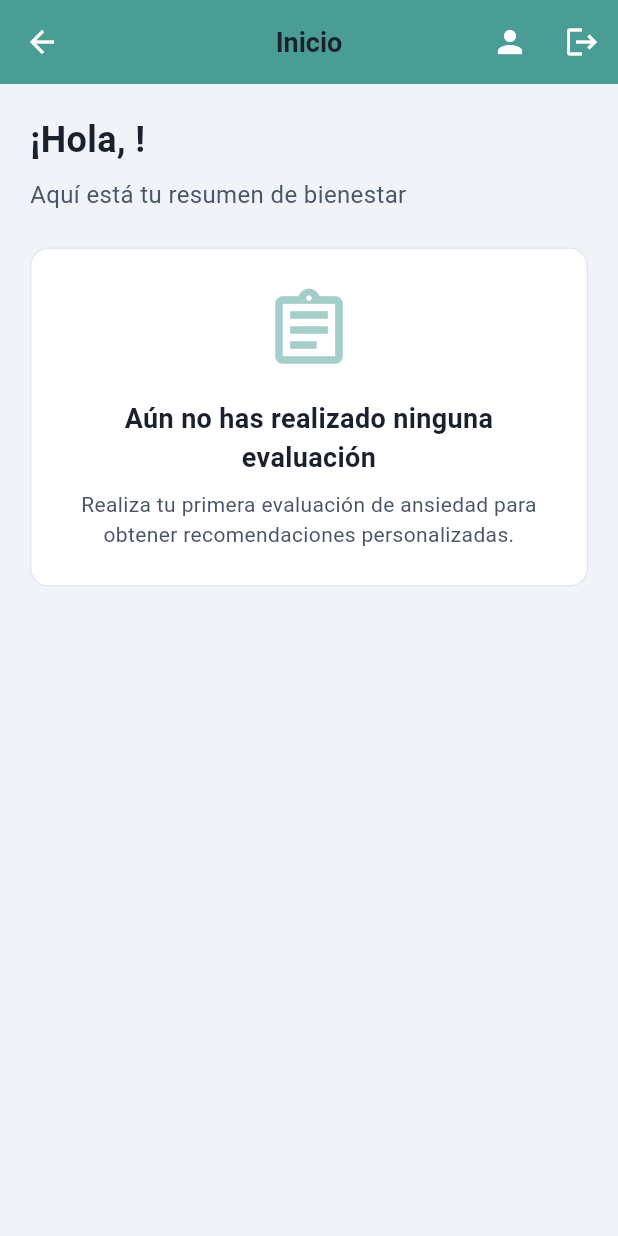
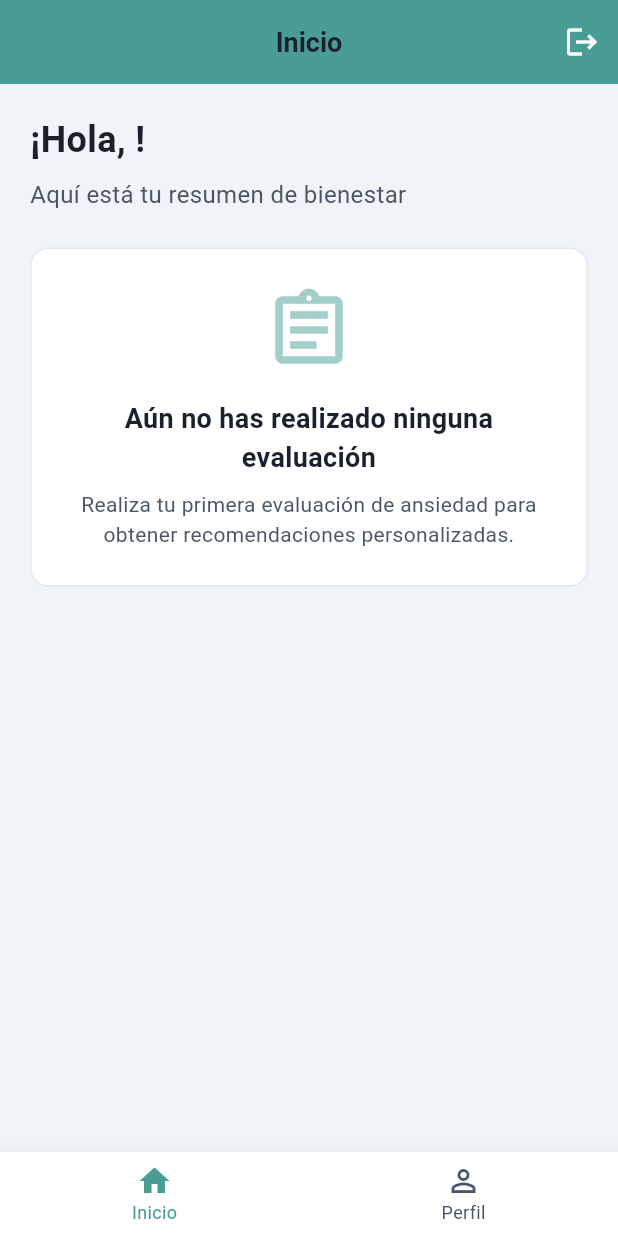
Before and after one commit to 51Jos/ResiliencIA, a Flutter app: the HomeVista screen opened by its route, on a phone screen of 412 x 824 dp. Run offline on Flutter 3.47's test engine with Material 3 defaults, Android fonts, the phone set to English and light mode, and no system bars; our stand-ins replace cloud_firestore, firebase_auth, firebase_core, flutter_local_notifications, shared_preferences; missing offline and left inert: dart:html, encrypt; accounts and stored records are empty; generated files the repository leaves out were written again; Roboto replaces fonts that are missing (Segoe UI).

Commit message:
Agregar barra de navegación inferior para estudiantes
- Crear componente BarraNavegacionEstudiante reutilizable
- Integrar barra en home con índice 0 (Inicio)
- Integrar barra en perfil con índice 1 (Perfil)
- Quitar botón de perfil del AppBar
- Agregar automaticallyImplyLeading: false para evitar botón de retroceso
- Navegación con pushReplacementNamed para evitar stack

🤖 Generated with [Claude Code](https://claude.com/claude-code)

Co-Authored-By: Claude <noreply@anthropic.com>

```diff
--- /dev/null
+++ b/lib/compartidos/componentes/navegacion/barra_navegacion_estudiante.dart
@@ -0,0 +1,55 @@
+import 'package:flutter/material.dart';
+import '../../tema/colores_app.dart';
+
+/// Barra de navegación inferior para estudiantes
+class BarraNavegacionEstudiante extends StatelessWidget {
+  final int indiceActual;
+
+  const BarraNavegacionEstudiante({
+    super.key,
+    required this.indiceActual,
+  });
+
+  @override
+  Widget build(BuildContext context) {
+    return BottomNavigationBar(
+      currentIndex: indiceActual,
+      onTap: (index) => _navegarA(context, index),
+      type: BottomNavigationBarType.fixed,
+      backgroundColor: Colors.white,
+      selectedItemColor: ColoresApp.primario,
+      unselectedItemColor: ColoresApp.textoMedio,
+      selectedFontSize: 12,
+      unselectedFontSize: 12,
+      elevation: 8,
+      items: const [
+        BottomNavigationBarItem(
+          icon: Icon(Icons.home_outlined),
+          activeIcon: Icon(Icons.home),
+          label: 'Inicio',
+        ),
+        BottomNavigationBarItem(
+          icon: Icon(Icons.person_outline),
+          activeIcon: Icon(Icons.person),
+          label: 'Perfil',
+        ),
+      ],
+    );
+  }
+
+  void _navegarA(BuildContext context, int index) {
+    // Si ya está en la página actual, no hacer nada
+    if (index == indiceActual) return;
+
+    switch (index) {
+      case 0:
+        // Navegar al home (reemplazar para evitar stack)
+        Navigator.of(context).pushReplacementNamed('/home');
+        break;
+      case 1:
+        // Navegar al perfil (reemplazar para evitar stack)
+        Navigator.of(context).pushReplacementNamed('/perfil');
+        break;
+    }
+  }
+}
--- a/lib/features/home/home_vista.dart
+++ b/lib/features/home/home_vista.dart
@@ -1,6 +1,7 @@
 import 'package:flutter/material.dart';
 import 'package:provider/provider.dart';
 import '../../compartidos/tema/colores_app.dart';
+import '../../compartidos/componentes/navegacion/barra_navegacion_estudiante.dart';
 import '../autenticacion/controladores/auth_controlador.dart';
 import '../evaluaciones/servicios/test_servicio.dart';
 import '../evaluaciones/modelos/resultado_test.dart';
@@ -449,14 +450,8 @@ class _HomeVistaState extends State<HomeVista> {
         backgroundColor: ColoresApp.primario,
         foregroundColor: Colors.white,
         elevation: 0,
+        automaticallyImplyLeading: false,
         actions: [
-          IconButton(
-            icon: const Icon(Icons.person),
-            onPressed: () {
-              Navigator.of(context).pushNamed('/perfil');
-            },
-            tooltip: 'Mi perfil',
-          ),
           IconButton(
             icon: const Icon(Icons.logout),
             onPressed: () async {
@@ -789,6 +784,7 @@ class _HomeVistaState extends State<HomeVista> {
           ],
         ),
       ),
+      bottomNavigationBar: const BarraNavegacionEstudiante(indiceActual: 0),
     );
   }
 
--- a/lib/features/perfil/vistas/perfil_estudiante.dart
+++ b/lib/features/perfil/vistas/perfil_estudiante.dart
@@ -2,6 +2,7 @@ import 'package:flutter/material.dart';
 import 'package:provider/provider.dart';
 import '../../../compartidos/tema/colores_app.dart';
 import '../../../compartidos/componentes/modales/modal_mensaje.dart';
+import '../../../compartidos/componentes/navegacion/barra_navegacion_estudiante.dart';
 import '../../autenticacion/controladores/auth_controlador.dart';
 
 /// Vista de perfil del estudiante
@@ -151,6 +152,7 @@ class _PerfilEstudianteState extends State<PerfilEstudiante> {
         backgroundColor: ColoresApp.primario,
         foregroundColor: Colors.white,
         elevation: 0,
+        automaticallyImplyLeading: false,
       ),
       body: SingleChildScrollView(
         padding: const EdgeInsets.all(20),
@@ -175,6 +177,7 @@ class _PerfilEstudianteState extends State<PerfilEstudiante> {
           ],
         ),
       ),
+      bottomNavigationBar: const BarraNavegacionEstudiante(indiceActual: 1),
     );
   }
 
```
